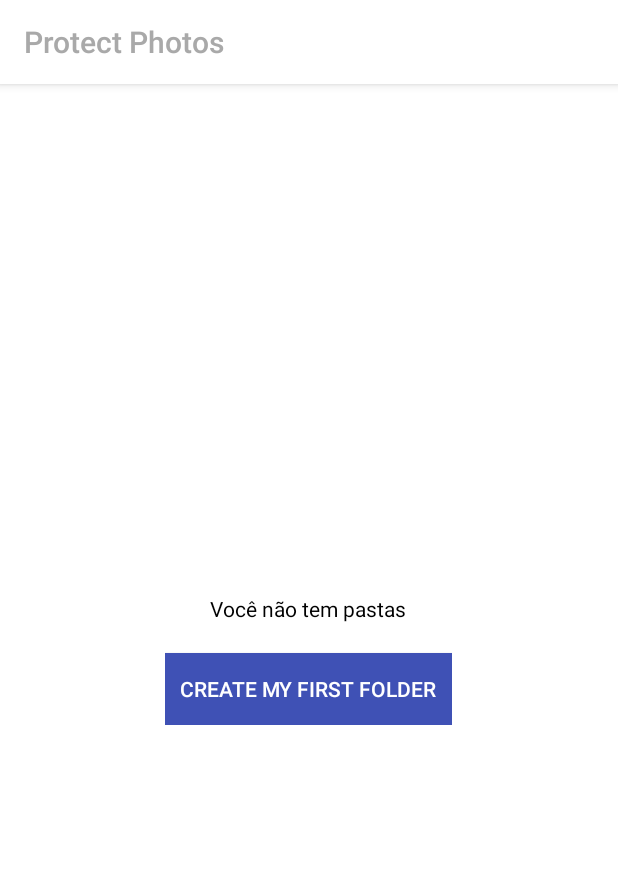
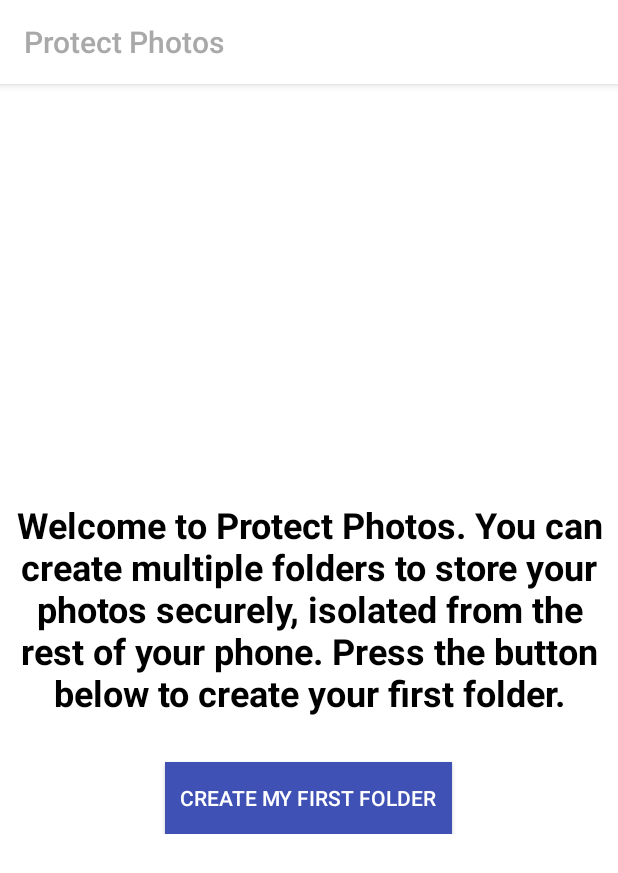
Before and after one commit to Guigomes/ProtegePhotos, an Android app: the screen it shows after launch (MainActivity), on a phone screen of 412 x 824 dp. Shown: the top 873 px of the screen. Run offline under Robolectric (Android 15) with nearby library versions, the phone set to English and light mode, and no system bars.

Commit message:
textos finais

```diff
--- a/app/src/main/res/layout/activity_main.xml
+++ b/app/src/main/res/layout/activity_main.xml
@@ -3,7 +3,7 @@
 xmlns:android="http://schemas.android.com/apk/res/android"
 xmlns:tools="http://schemas.android.com/tools"
 android:id="@+id/activity_main"
-android:layout_width="wrap_content"
+android:layout_width="match_parent"
 android:layout_height="wrap_content"
 android:orientation="vertical"
 android:gravity="center"
@@ -13,16 +13,21 @@ android:layout_centerHorizontal="true"
 android:layout_centerVertical="true"
     >
 <TextView
-
+    android:textAlignment="center"
+    android:textSize="24dp"
+    android:padding="10dp"
+    android:textStyle="bold"
     android:id="@+id/txt_sem_pastas"
-    android:layout_width="wrap_content"
-    android:layout_height="wrap_content"
+    android:layout_width="match_parent"
+    android:layout_height="match_parent"
     android:text="@string/txt_sem_pastas"
     />
 
 
 <Button
     android:layout_marginTop="20dp"
+
+
     android:id="@+id/btn_novas_fotos"
     android:layout_width="wrap_content"
     android:layout_height="wrap_content"
--- a/app/src/main/res/values/strings.xml
+++ b/app/src/main/res/values/strings.xml
@@ -107,13 +107,13 @@
 
     <string name="txt_informe_nome_pasta">What will be the name of your folder?</string>
     <string name="txt_informe_nome_novo_pasta">Informe o novo nome da pasta</string>
-    <string name="txt_protegendo_fotos">Protegendo suas fotos</string>
+    <string name="txt_protegendo_fotos">When you import photos into the app, they will NOT be deleted from their source location. For added security, keep the photos you want to protect in the app only. You can export them back to your cell phone at any time.</string>
     <string name="txt_pergunta_invisivel">What is an invisible folder?</string>
-    <string name="txt_pasta_invisivel">an invisible folder</string>
-    <string name="txt_msg_demorar">Isso pode demorar um pouco</string>
+    <string name="txt_pasta_invisivel">An invisible folder does not appear in your folder list. To open it you can select any visible folder and make the pattern of the invisible folder. If all your folders are invisible, the first screen of the application will already ask for the password of the folder you want to access, without showing the list of available folders. This gives you more privacy about which folders you are protecting.</string>
+    <string name="txt_msg_demorar">This may take a while</string>
     <string name="txt_visibilidade_pasta">What will be the visibility of the folder?</string>
     <string name="txt_pasta_principal">Main</string>
     <string name="txt_alterar_senha_pasta">Change %1$s Folder Password</string>
-    <string name="txt_sem_pastas">Você não tem pastas</string>
+    <string name="txt_sem_pastas">Welcome to Protect Photos. You can create multiple folders to store your photos securely, isolated from the rest of your phone. Press the button below to create your first folder.</string>
 
 </resources>
```
Also changed, not shown: app/src/main/java/ggsoftware/com/br/protegephotospro/activitys/MainActivity.java (+19 -0 lines), 1 other file.
